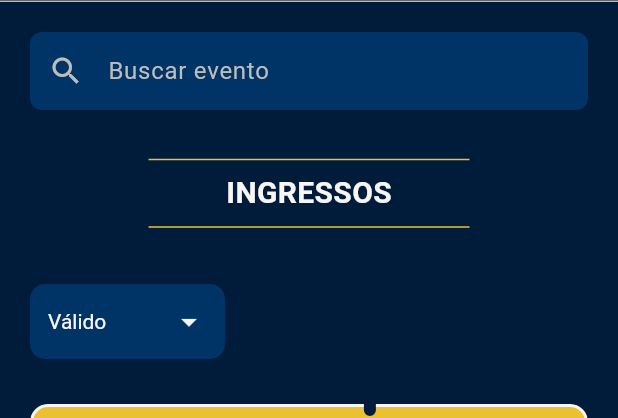
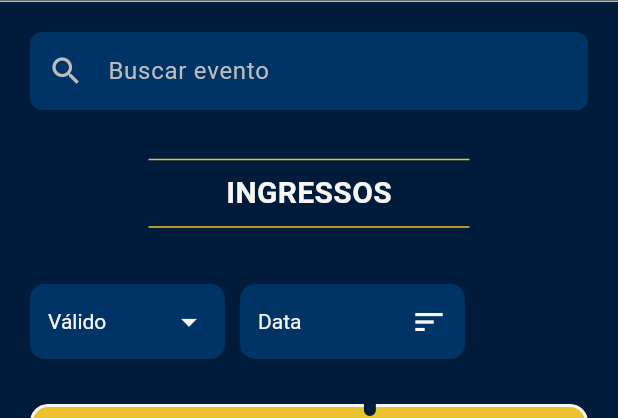
Before and after one commit to Biopark-Grupo-01/app-atletica, a Flutter app: the TicketsScreen screen opened by its route, on a phone screen of 412 x 824 dp, the part 103-521 px from its top. Run offline on Flutter 3.47's test engine with Material 3 defaults, Android fonts, the phone set to English and light mode, and no system bars; our stand-ins replace carousel_slider, font_awesome_flutter, google_fonts, image_picker, mask_text_input_formatter, smooth_page_indicator; accounts and stored records are empty; network calls fail; key blocks and very long unbroken strings in the code were emptied for the run.

Commit message:
feat: added dropdown to sort tickets order in different ways

```diff
--- a/lib/screens/account/tickets.dart
+++ b/lib/screens/account/tickets.dart
@@ -189,6 +189,50 @@ class _TicketsScreenState extends State<TicketsScreen> {
                               onChanged: (value) {
                                 setState(() {
                                   _selectedStatus = value!;
+                                });
+                              },
+                            ),
+                          ),
+                        ),
+
+                        // Dropdown de Ordenação
+                        Container(
+                          width: 150,
+                          height: 50,
+                          margin: const EdgeInsets.only(right: 10),
+                          padding: const EdgeInsets.symmetric(horizontal: 12),
+                          decoration: BoxDecoration(
+                            color: const Color(0xFF003366),
+                            borderRadius: BorderRadius.circular(10),
+                          ),
+                          child: DropdownButtonHideUnderline(
+                            child: DropdownButton<String>(
+                              menuWidth: 155,
+                              isDense: true,
+                              value: _sortCriteria,
+                              dropdownColor: const Color(0xFF003366),
+                              style: const TextStyle(color: AppColors.white),
+                              icon: const Icon(
+                                Icons.sort,
+                                color: AppColors.white,
+                              ),
+                              items: const [
+                                DropdownMenuItem(
+                                  value: 'date',
+                                  child: Text('Data'),
+                                ),
+                                DropdownMenuItem(
+                                  value: 'title',
+                                  child: Text('A-Z'),
+                                ),
+                                DropdownMenuItem(
+                                  value: 'added',
+                                  child: Text('Mais Recente'),
+                                ),
+                              ],
+                              onChanged: (value) {
+                                setState(() {
+                                  _sortCriteria = value!;
                                 });
                               },
                             ),
```
